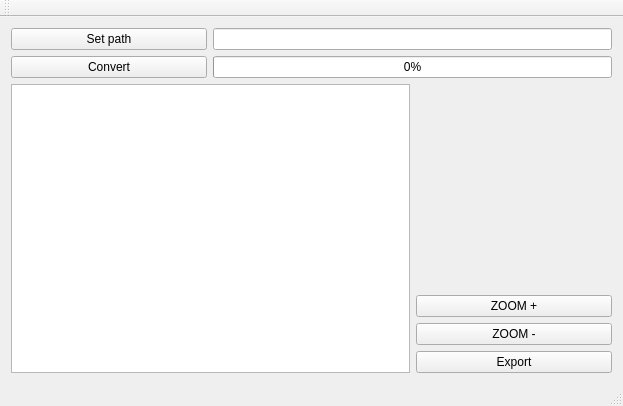
Before: the Qt Designer form mainwindow.ui in bloodi11/3dMTC, drawn with Qt 5.
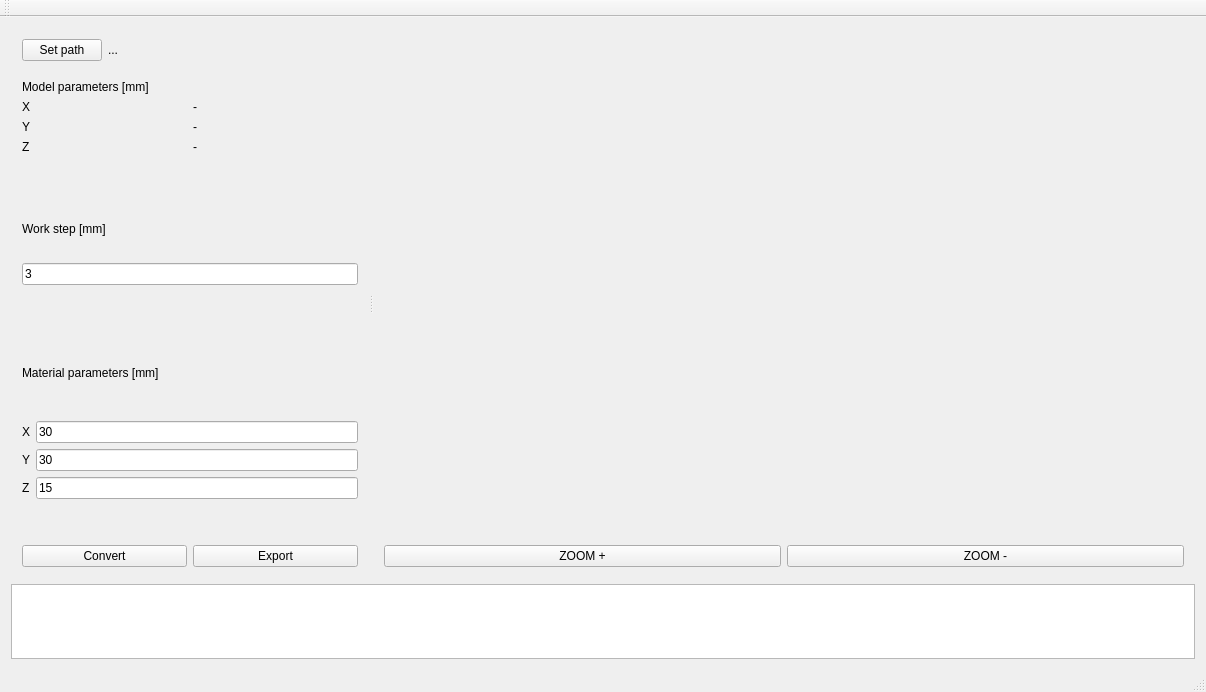
After: the same form once the commit is applied. Custom widgets are drawn as their Qt base class.

What changed in the file:
```diff
--- a/mainwindow.ui
+++ b/mainwindow.ui
@@ -6,8 +6,8 @@
    <rect>
     <x>0</x>
     <y>0</y>
-    <width>623</width>
-    <height>406</height>
+    <width>1121</width>
+    <height>677</height>
    </rect>
   </property>
   <property name="windowTitle">
@@ -18,64 +18,354 @@
     <bool>true</bool>
    </property>
    <layout class="QGridLayout" name="gridLayout_2">
-    <item row="0" column="0">
-     <layout class="QGridLayout" name="gridLayout">
-      <item row="2" column="2">
-       <widget class="MyGLWidget" name="myGLWidget" native="true"/>
-      </item>
-      <item row="5" column="2">
-       <widget class="QPushButton" name="pushButton_4">
-        <property name="text">
-         <string>Export</string>
-        </property>
-       </widget>
-      </item>
-      <item row="4" column="2">
-       <widget class="QPushButton" name="zoomMinus_button">
-        <property name="text">
-         <string>ZOOM -</string>
-        </property>
-       </widget>
-      </item>
-      <item row="0" column="1" colspan="2">
-       <widget class="QLineEdit" name="pathLineEdit">
-        <property name="text">
-         <string/>
-        </property>
-       </widget>
-      </item>
-      <item row="2" column="0" rowspan="4" colspan="2">
-       <widget class="QTextEdit" name="textEdit"/>
-      </item>
-      <item row="0" column="0">
-       <widget class="QPushButton" name="button_setPath">
-        <property name="text">
-         <string>Set path</string>
-        </property>
-       </widget>
-      </item>
-      <item row="1" column="1" colspan="2">
-       <widget class="QProgressBar" name="progressBar">
-        <property name="value">
-         <number>0</number>
-        </property>
-       </widget>
-      </item>
-      <item row="1" column="0">
-       <widget class="QPushButton" name="pushButton_2">
-        <property name="text">
-         <string>Convert</string>
-        </property>
-       </widget>
-      </item>
-      <item row="3" column="2">
-       <widget class="QPushButton" name="zoomPlus_button">
-        <property name="text">
-         <string>ZOOM +</string>
-        </property>
-       </widget>
-      </item>
-     </layout>
+    <item row="1" column="0">
+     <widget class="QSplitter" name="splitter">
+      <property name="orientation">
+       <enum>Qt::Horizontal</enum>
+      </property>
+      <widget class="QWidget" name="layoutWidget">
+       <layout class="QHBoxLayout" name="horizontalLayout_9">
+        <item>
+         <layout class="QVBoxLayout" name="verticalLayout_4">
+          <property name="bottomMargin">
+           <number>0</number>
+          </property>
+          <item>
+           <layout class="QVBoxLayout" name="verticalLayout_3">
+            <item>
+             <layout class="QHBoxLayout" name="horizontalLayout_8">
+              <item>
+               <widget class="QPushButton" name="button_setPath">
+                <property name="sizePolicy">
+                 <sizepolicy hsizetype="Maximum" vsizetype="Fixed">
+                  <horstretch>0</horstretch>
+                  <verstretch>0</verstretch>
+                 </sizepolicy>
+                </property>
+                <property name="text">
+                 <string>Set path</string>
+                </property>
+               </widget>
+              </item>
+              <item>
+               <widget class="QLabel" name="pathLineEdit">
+                <property name="minimumSize">
+                 <size>
+                  <width>250</width>
+                  <height>0</height>
+                 </size>
+                </property>
+                <property name="text">
+                 <string>...</string>
+                </property>
+               </widget>
+              </item>
+             </layout>
+            </item>
+            <item>
+             <spacer name="horizontalSpacer_6">
+              <property name="orientation">
+               <enum>Qt::Horizontal</enum>
+              </property>
+              <property name="sizeHint" stdset="0">
+               <size>
+                <width>649</width>
+                <height>13</height>
+               </size>
+              </property>
+             </spacer>
+            </item>
+            <item>
+             <widget class="QLabel" name="label_6">
+              <property name="text">
+               <string>Model parameters [mm]</string>
+              </property>
+             </widget>
+            </item>
+            <item>
+             <layout class="QVBoxLayout" name="verticalLayout">
+              <item>
+               <layout class="QHBoxLayout" name="horizontalLayout">
+                <item>
+                 <widget class="QLabel" name="label_7">
+                  <property name="text">
+                   <string>X</string>
+                  </property>
+                 </widget>
+                </item>
+                <item>
+                 <widget class="QLabel" name="model_paramX">
+                  <property name="text">
+                   <string>-</string>
+                  </property>
+                 </widget>
+                </item>
+               </layout>
+              </item>
+              <item>
+               <layout class="QHBoxLayout" name="horizontalLayout_2">
+                <item>
+                 <widget class="QLabel" name="label_8">
+                  <property name="text">
+                   <string>Y</string>
+                  </property>
+                 </widget>
+                </item>
+                <item>
+                 <widget class="QLabel" name="model_paramY">
+                  <property name="text">
+                   <string>-</string>
+                  </property>
+                 </widget>
+                </item>
+               </layout>
+              </item>
+              <item>
+               <layout class="QHBoxLayout" name="horizontalLayout_3">
+                <item>
+                 <widget class="QLabel" name="label_9">
+                  <property name="text">
+                   <string>Z</string>
+                  </property>
+                 </widget>
+                </item>
+                <item>
+                 <widget class="QLabel" name="model_paramZ">
+                  <property name="text">
+                   <string>-</string>
+                  </property>
+                 </widget>
+                </item>
+               </layout>
+              </item>
+             </layout>
+            </item>
+           </layout>
+          </item>
+          <item>
+           <spacer name="horizontalSpacer_4">
+            <property name="orientation">
+             <enum>Qt::Horizontal</enum>
+            </property>
+            <property name="sizeHint" stdset="0">
+             <size>
+              <width>40</width>
+              <height>20</height>
+             </size>
+            </property>
+           </spacer>
+          </item>
+          <item>
+           <spacer name="horizontalSpacer_7">
+            <property name="orientation">
+             <enum>Qt::Horizontal</enum>
+            </property>
+            <property name="sizeHint" stdset="0">
+             <size>
+              <width>40</width>
+              <height>20</height>
+             </size>
+            </property>
+           </spacer>
+          </item>
+          <item>
+           <layout class="QVBoxLayout" name="verticalLayout_2">
+            <item>
+             <widget class="QLabel" name="label_5">
+              <property name="text">
+               <string>Work step [mm]</string>
+              </property>
+             </widget>
+            </item>
+            <item>
+             <widget class="QLineEdit" name="lineEdit_step">
+              <property name="text">
+               <string>3</string>
+              </property>
+             </widget>
+            </item>
+           </layout>
+          </item>
+          <item>
+           <spacer name="horizontalSpacer_5">
+            <property name="orientation">
+             <enum>Qt::Horizontal</enum>
+            </property>
+            <property name="sizeHint" stdset="0">
+             <size>
+              <width>40</width>
+              <height>20</height>
+             </size>
+            </property>
+           </spacer>
+          </item>
+          <item>
+           <spacer name="horizontalSpacer_9">
+            <property name="orientation">
+             <enum>Qt::Horizontal</enum>
+            </property>
+            <property name="sizeHint" stdset="0">
+             <size>
+              <width>40</width>
+              <height>20</height>
+             </size>
+            </property>
+           </spacer>
+          </item>
+          <item>
+           <widget class="QLabel" name="label">
+            <property name="text">
+             <string>Material parameters [mm]</string>
+            </property>
+           </widget>
+          </item>
+          <item>
+           <layout class="QHBoxLayout" name="horizontalLayout_4">
+            <item>
+             <widget class="QLabel" name="label_2">
+              <property name="text">
+               <string>X</string>
+              </property>
+             </widget>
+            </item>
+            <item>
+             <widget class="QLineEdit" name="material_paramX">
+              <property name="text">
+               <string>30</string>
+              </property>
+             </widget>
+            </item>
+           </layout>
+          </item>
+          <item>
+           <layout class="QHBoxLayout" name="horizontalLayout_5">
+            <item>
+             <widget class="QLabel" name="label_3">
+              <property name="text">
+               <string>Y</string>
+              </property>
+             </widget>
+            </item>
+            <item>
+             <widget class="QLineEdit" name="material_paramY">
+              <property name="text">
+               <string>30</string>
+              </property>
+             </widget>
+            </item>
+           </layout>
+          </item>
+          <item>
+           <layout class="QHBoxLayout" name="horizontalLayout_6">
+            <item>
+             <widget class="QLabel" name="label_4">
+              <property name="text">
+               <string>Z</string>
+              </property>
+             </widget>
+            </item>
+            <item>
+             <widget class="QLineEdit" name="material_paramZ">
+              <property name="text">
+               <string>15</string>
+              </property>
+             </widget>
+            </item>
+           </layout>
+          </item>
+          <item>
+           <spacer name="horizontalSpacer_3">
+            <property name="orientation">
+             <enum>Qt::Horizontal</enum>
+            </property>
+            <property name="sizeHint" stdset="0">
+             <size>
+              <width>40</width>
+              <height>20</height>
+             </size>
+            </property>
+           </spacer>
+          </item>
+          <item>
+           <spacer name="horizontalSpacer">
+            <property name="orientation">
+             <enum>Qt::Horizontal</enum>
+            </property>
+            <property name="sizeHint" stdset="0">
+             <size>
+              <width>40</width>
+              <height>20</height>
+             </size>
+            </property>
+           </spacer>
+          </item>
+          <item>
+           <layout class="QHBoxLayout" name="horizontalLayout_7">
+            <item>
+             <widget class="QPushButton" name="convert_button">
+              <property name="text">
+               <string>Convert</string>
+              </property>
+             </widget>
+            </item>
+            <item>
+             <widget class="QPushButton" name="export_button">
+              <property name="text">
+               <string>Export</string>
+              </property>
+             </widget>
+            </item>
+           </layout>
+          </item>
+         </layout>
+        </item>
+       </layout>
+      </widget>
+      <widget class="QWidget" name="layoutWidget">
+       <layout class="QGridLayout" name="gridLayout">
+        <item row="1" column="0">
+         <widget class="QPushButton" name="zoomPlus_button">
+          <property name="text">
+           <string>ZOOM +</string>
+          </property>
+         </widget>
+        </item>
+        <item row="1" column="1">
+         <widget class="QPushButton" name="zoomMinus_button">
+          <property name="text">
+           <string>ZOOM -</string>
+          </property>
+         </widget>
+        </item>
+        <item row="0" column="0" colspan="2">
+         <widget class="MyGLWidget" name="myGLWidget" native="true">
+          <property name="minimumSize">
+           <size>
+            <width>800</width>
+            <height>500</height>
+           </size>
+          </property>
+         </widget>
+        </item>
+       </layout>
+      </widget>
+     </widget>
+    </item>
+    <item row="2" column="0">
+     <widget class="QTextEdit" name="textEdit">
+      <property name="sizePolicy">
+       <sizepolicy hsizetype="Expanding" vsizetype="Minimum">
+        <horstretch>0</horstretch>
+        <verstretch>0</verstretch>
+       </sizepolicy>
+      </property>
+      <property name="minimumSize">
+       <size>
+        <width>0</width>
+        <height>75</height>
+       </size>
+      </property>
+     </widget>
     </item>
    </layout>
   </widget>
```
Left out of the diff: 2 changed lines with no effect on the pictures.
